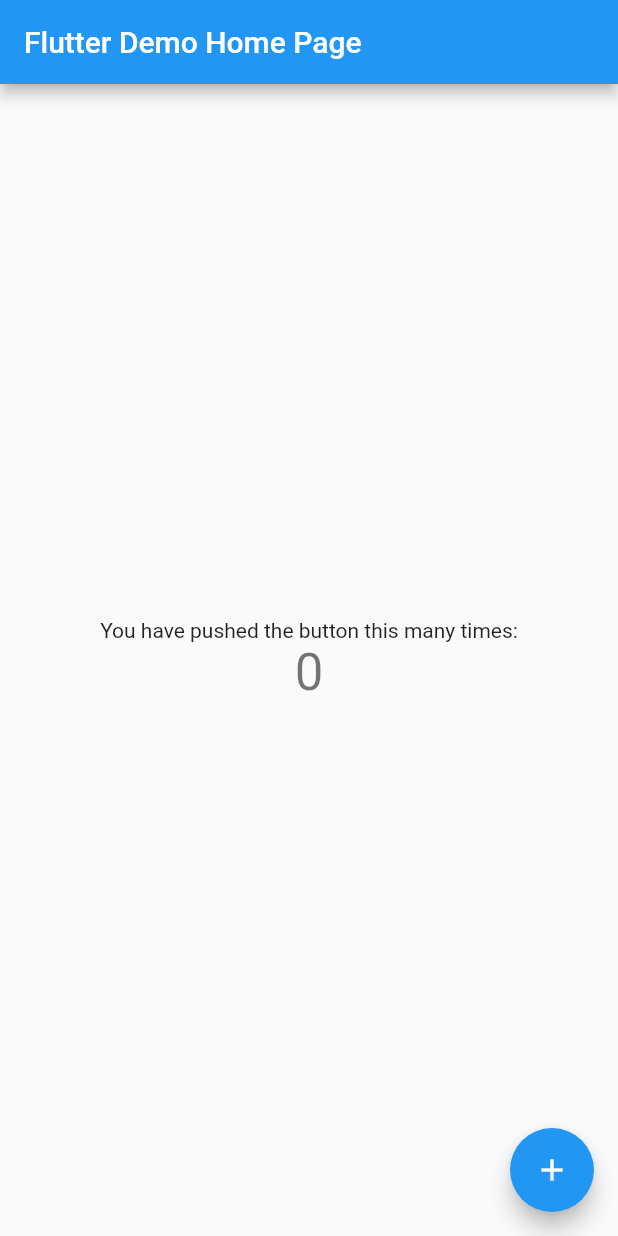
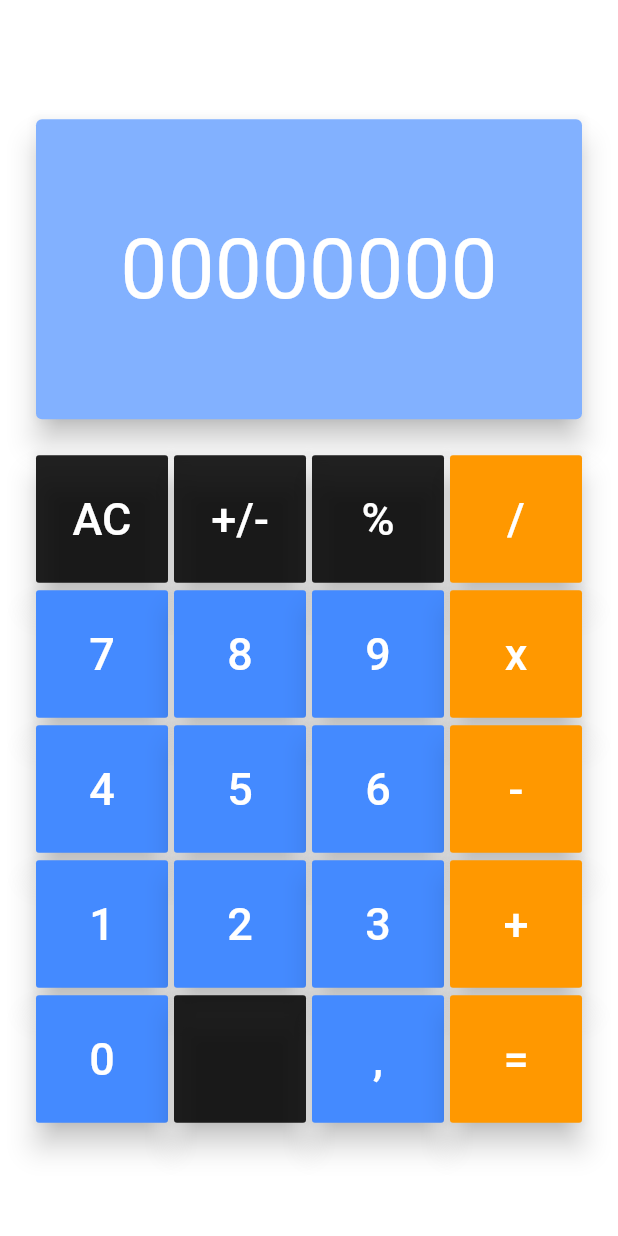
Before and after one commit to Flow2dot0/flutter_calculator, a Flutter app: the screen it shows after launch, on a phone screen of 412 x 824 dp. Run offline on Flutter 3.47's test engine with Material 2 defaults, Android fonts, the phone set to English and light mode, and no system bars.

Commit message:
[ADD] ui

```diff
--- /dev/null
+++ b/lib/constants.dart
@@ -0,0 +1,7 @@
+const List<String> myKeyList = [
+  'AC', '+/-', '%', '/',
+  '7', '8', '9', 'x',
+  '4', '5', '6', '-',
+  '1', '2', '3', '+',
+  '0', '', ',', '='
+];
--- a/lib/main.dart
+++ b/lib/main.dart
@@ -1,4 +1,7 @@
 import 'package:flutter/material.dart';
+import 'package:flutter_calculator/widgets/display.dart';
+import 'package:flutter_calculator/widgets/key_pad.dart';
+import 'constants.dart';
 
 void main() => runApp(MyApp());
 
@@ -9,103 +12,128 @@ class MyApp extends StatelessWidget {
     return MaterialApp(
       title: 'Flutter Demo',
       theme: ThemeData(
-        // This is the theme of your application.
-        //
-        // Try running your application with "flutter run". You'll see the
-        // application has a blue toolbar. Then, without quitting the app, try
-        // changing the primarySwatch below to Colors.green and then invoke
-        // "hot reload" (press "r" in the console where you ran "flutter run",
-        // or simply save your changes to "hot reload" in a Flutter IDE).
-        // Notice that the counter didn't reset back to zero; the application
-        // is not restarted.
         primarySwatch: Colors.blue,
       ),
-      home: MyHomePage(title: 'Flutter Demo Home Page'),
+      home: Pad(title: 'Calculator'),
     );
   }
 }
 
-class MyHomePage extends StatefulWidget {
-  MyHomePage({Key key, this.title}) : super(key: key);
-
-  // This widget is the home page of your application. It is stateful, meaning
-  // that it has a State object (defined below) that contains fields that affect
-  // how it looks.
-
-  // This class is the configuration for the state. It holds the values (in this
-  // case the title) provided by the parent (in this case the App widget) and
-  // used by the build method of the State. Fields in a Widget subclass are
-  // always marked "final".
-
+class Pad extends StatefulWidget {
   final String title;
 
+  Pad({@required this.title});
+
   @override
-  _MyHomePageState createState() => _MyHomePageState();
+  _PadState createState() => _PadState();
 }
 
-class _MyHomePageState extends State<MyHomePage> {
-  int _counter = 0;
+class _PadState extends State<Pad> {
 
-  void _incrementCounter() {
-    setState(() {
-      // This call to setState tells the Flutter framework that something has
-      // changed in this State, which causes it to rerun the build method below
-      // so that the display can reflect the updated values. If we changed
-      // _counter without calling setState(), then the build method would not be
-      // called again, and so nothing would appear to happen.
-      _counter++;
-    });
+
+
+  handleCaseZeroKeyPad(){
+    for(int i = 16 ; i < 20; i++){
+      if(myKeyList[i]=='0'){
+        KeyPad(
+          onPressed: (){},
+          label: myKeyList[i],
+        );
+      }else if(myKeyList[i]==''){
+        continue;
+      }else{
+        KeyPad(
+          onPressed: (){},
+          label: myKeyList[i],
+          backgroundColor: (myKeyList[i] != '='? Colors.blueAccent[200] : Colors.orange),
+        );
+      }
+    }
   }
 
   @override
   Widget build(BuildContext context) {
-    // This method is rerun every time setState is called, for instance as done
-    // by the _incrementCounter method above.
-    //
-    // The Flutter framework has been optimized to make rerunning build methods
-    // fast, so that you can just rebuild anything that needs updating rather
-    // than having to individually change instances of widgets.
-    return Scaffold(
-      appBar: AppBar(
-        // Here we take the value from the MyHomePage object that was created by
-        // the App.build method, and use it to set our appbar title.
-        title: Text(widget.title),
-      ),
-      body: Center(
-        // Center is a layout widget. It takes a single child and positions it
-        // in the middle of the parent.
+    return Container(
+      height: MediaQuery.of(context).size.height,
+      color: Colors.white,
+      padding: EdgeInsets.all(20),
       child: Column(
-          // Column is also a layout widget. It takes a list of children and
-          // arranges them vertically. By default, it sizes itself to fit its
-          // children horizontally, and tries to be as tall as its parent.
-          //
-          // Invoke "debug painting" (press "p" in the console, choose the
-          // "Toggle Debug Paint" action from the Flutter Inspector in Android
-          // Studio, or the "Toggle Debug Paint" command in Visual Studio Code)
-          // to see the wireframe for each widget.
-          //
-          // Column has various properties to control how it sizes itself and
-          // how it positions its children. Here we use mainAxisAlignment to
-          // center the children vertically; the main axis here is the vertical
-          // axis because Columns are vertical (the cross axis would be
-          // horizontal).
         mainAxisAlignment: MainAxisAlignment.center,
         children: <Widget>[
-            Text(
-              'You have pushed the button this many times:',
+          Display(),
+          SizedBox(height: 20.0,),
+          Container(
+            child: Column(
+              children: <Widget>[
+                Row(
+                  mainAxisAlignment: MainAxisAlignment.spaceEvenly,
+                  children: <Widget>[
+                    for(int i = 0 ; i < 4; i++)
+                      KeyPad(
+                        onPressed: (){},
+                        label: myKeyList[i],
+                        backgroundColor: (myKeyList[i] != '/'? Colors.black87 : Colors.orange),
+                      )
+                  ],
                 ),
-            Text(
-              '$_counter',
-              style: Theme.of(context).textTheme.display1,
+                SizedBox(height: 5.0,),
+                Row(
+                  mainAxisAlignment: MainAxisAlignment.spaceEvenly,
+                  children: <Widget>[
+                    for(int i = 4 ; i < 8; i++)
+                      KeyPad(
+                        onPressed: (){},
+                        label: myKeyList[i],
+                        backgroundColor: (myKeyList[i] != 'x'? Colors.blueAccent[200] : Colors.orange),
+                      )
+                  ],
+                ),
+                SizedBox(height: 5.0,),
+                Row(
+                  mainAxisAlignment: MainAxisAlignment.spaceEvenly,
+                  children: <Widget>[
+                    for(int i = 8 ; i < 12; i++)
+                      KeyPad(
+                        onPressed: (){},
+                        label: myKeyList[i],
+                        backgroundColor: (myKeyList[i] != '-'? Colors.blueAccent[200] : Colors.orange),
+                      )
+                  ],
+                ),
+                SizedBox(height: 5.0,),
+                Row(
+                  mainAxisAlignment: MainAxisAlignment.spaceEvenly,
+                  children: <Widget>[
+                    for(int i = 12 ; i < 16; i++)
+                      KeyPad(
+                        onPressed: (){},
+                        label: myKeyList[i],
+                        backgroundColor: (myKeyList[i] != '+'? Colors.blueAccent[200] : Colors.orange),
+                      )
+                  ],
+                ),
+                SizedBox(height: 5.0,),
+                Row(
+                  mainAxisAlignment: MainAxisAlignment.spaceEvenly,
+                  children: <Widget>[
+                    for(int i = 16 ; i < 20; i++)
+                      myKeyList[i] == ''?
+                        KeyPad(onPressed: (){}, label: '', backgroundColor: Colors.black87,)
+                            :
+                        KeyPad(
+                          onPressed: (){},
+                          label: myKeyList[i],
+                          backgroundColor: (myKeyList[i] != '='? Colors.blueAccent[200] : Colors.orange),
+                        )
+                  ],
                 ),
               ],
             ),
           ),
-      floatingActionButton: FloatingActionButton(
-        onPressed: _incrementCounter,
-        tooltip: 'Increment',
-        child: Icon(Icons.add),
-      ), // This trailing comma makes auto-formatting nicer for build methods.
+
+
+        ],
+      ),
     );
   }
 }
--- /dev/null
+++ b/lib/widgets/display.dart
@@ -0,0 +1,24 @@
+import 'package:flutter/material.dart';
+
+class Display extends StatelessWidget {
+
+  @override
+  Widget build(BuildContext context) {
+    return Card(
+      elevation: 8.0,
+      color: Colors.blueAccent[100],
+      child: Container(
+        height: 200,
+        child: Center(
+          child: Text(
+            '00000000',
+            textScaleFactor: 4,
+            style: TextStyle(
+              color: Colors.white,
+            ),
+          ),
+        ),
+      ),
+    );
+  }
+}
--- /dev/null
+++ b/lib/widgets/key_pad.dart
@@ -0,0 +1,24 @@
+import 'package:flutter/material.dart';
+
+class KeyPad extends ButtonTheme{
+
+  KeyPad({@required onPressed, @required String label,
+    double height = 100, double minWidth = 100, Color backgroundColor = Colors.redAccent, Color color = Colors.white, }):
+      super(
+        height: height,
+        minWidth: minWidth,
+        child: RaisedButton(
+          padding: EdgeInsets.only(top: 25.0, bottom: 25.0, left: 20.0, right: 20.0),
+          elevation: 8.0,
+          onPressed: onPressed,
+          color: backgroundColor,
+          child: Text(
+            label,
+            style: TextStyle(
+              color: color,
+              fontSize: 30.0
+            ),
+          ),
+        ),
+      );
+}
--- a/pubspec.yaml
+++ b/pubspec.yaml
@@ -14,7 +14,7 @@ description: A new Flutter project.
 version: 1.0.0+1
 
 environment:
-  sdk: ">=2.1.0 <3.0.0"
+  sdk: ">=2.3.0 <3.0.0"
 
 dependencies:
   flutter:
```
Also changed, not shown: lib/models/my_number.dart (added), lib/models/operations.dart (added). Lines whose indentation alone changed are shown as unchanged.
